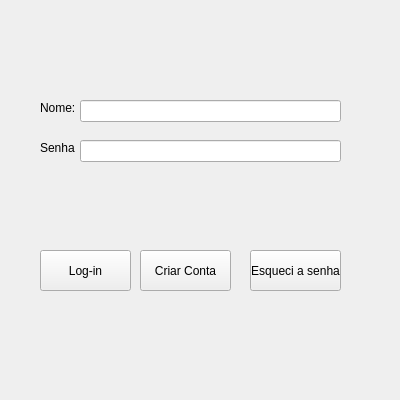
This is login.ui in GustavoGuerato/Library as Qt 5 draws it before an edit. The edited form follows.
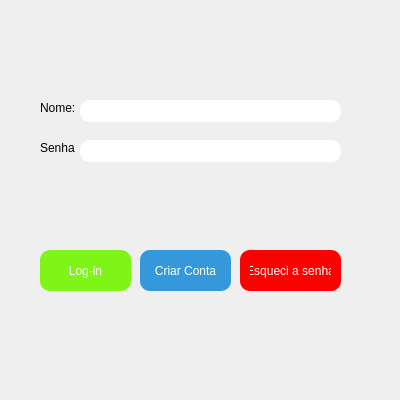
This is the edited form. Icons and pictures are not drawn.

What changed in the file:
```diff
--- a/login.ui
+++ b/login.ui
@@ -42,6 +42,11 @@
       <height>22</height>
      </rect>
     </property>
+    <property name="styleSheet">
+     <string notr="true">QLineEdit{
+border-radius: 10px
+}</string>
+    </property>
    </widget>
    <widget class="QLabel" name="SenhaLabel">
     <property name="geometry">
@@ -65,6 +70,10 @@
       <height>22</height>
      </rect>
     </property>
+    <property name="styleSheet">
+     <string notr="true">QLineEdit{
+border-radius: 10px}</string>
+    </property>
    </widget>
    <widget class="QPushButton" name="loginBtn">
     <property name="geometry">
@@ -75,6 +84,18 @@
       <height>41</height>
      </rect>
     </property>
+    <property name="styleSheet">
+     <string notr="true">QPushButton {
+                border-radius: 10px;
+                padding: 10px;
+                background-color: #7FF517;
+                color: #ffffff;
+            }
+
+            QPushButton:hover {
+                background-color: #71D716;
+            }</string>
+    </property>
     <property name="text">
      <string>Log-in</string>
     </property>
@@ -82,12 +103,24 @@
    <widget class="QPushButton" name="SenhaBtn">
     <property name="geometry">
      <rect>
-      <x>250</x>
+      <x>240</x>
       <y>250</y>
-      <width>91</width>
+      <width>101</width>
       <height>41</height>
      </rect>
     </property>
+    <property name="styleSheet">
+     <string notr="true">QPushButton {
+                border-radius: 10px;
+                padding: 10px;
+                background-color: #FF0000;
+                color: #ffffff;
+            }
+
+            QPushButton:hover {
+                background-color: #ED0000;
+            }</string>
+    </property>
     <property name="text">
      <string>Esqueci a senha</string>
     </property>
@@ -101,6 +134,18 @@
       <height>41</height>
      </rect>
     </property>
+    <property name="styleSheet">
+     <string notr="true">QPushButton {
+                border-radius: 10px;
+                padding: 10px;
+                background-color: #3498db;
+                color: #ffffff;
+            }
+
+            QPushButton:hover {
+                background-color: #2980b9;
+            }</string>
+    </property>
     <property name="text">
      <string>Criar Conta</string>
     </property>
@@ -108,15 +153,18 @@
    <widget class="QLabel" name="InputErro">
     <property name="geometry">
      <rect>
-      <x>160</x>
+      <x>90</x>
       <y>200</y>
-      <width>49</width>
-      <height>16</height>
+      <width>191</width>
+      <height>20</height>
      </rect>
     </property>
     <property name="text">
      <string/>
     </property>
+    <property name="alignment">
+     <set>Qt::AlignCenter</set>
+    </property>
    </widget>
   </widget>
  </widget>
```
Left out of the diff: 3 changed lines with no effect on the pictures.
